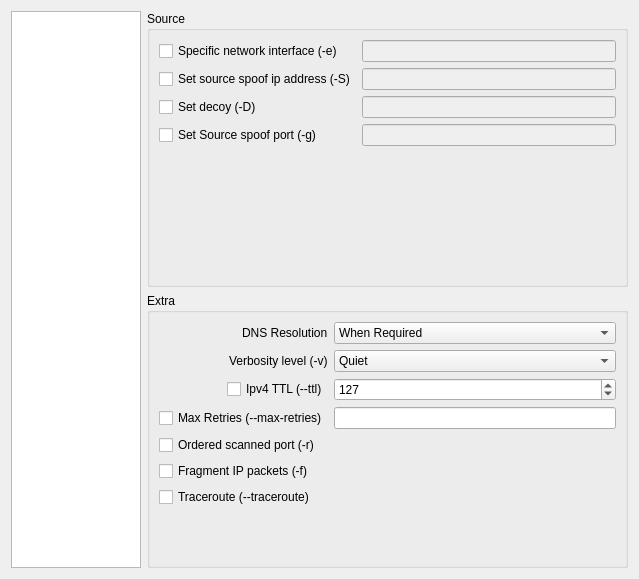
Qt form src/app/ui/profilerdialog.ui (nmapsi4/nmapsi4) before a commit.
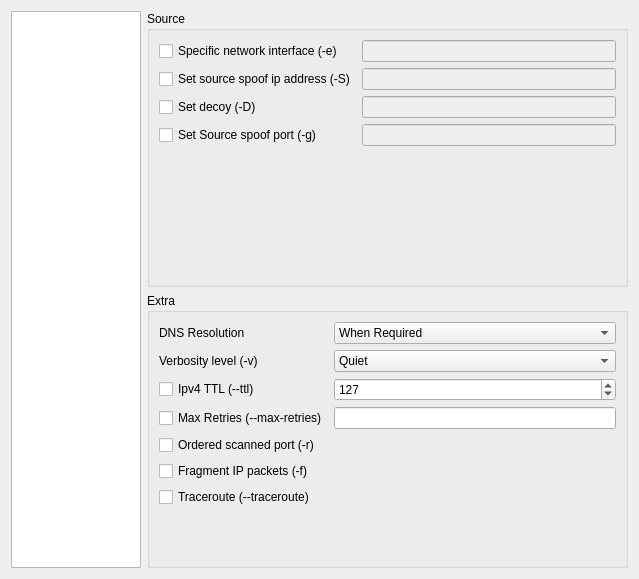
The same form after that commit. The open tabs and pages were chosen to show the change. Icons and pictures are not drawn.

Commit message: remove alignment="Qt::AlignRight", compatible only with qt4.8.

Diff of the .ui file:
```diff
--- a/src/app/ui/profilerdialog.ui
+++ b/src/app/ui/profilerdialog.ui
@@ -860,7 +860,7 @@
              <layout class="QVBoxLayout" name="verticalLayout_4">
               <item>
                <layout class="QGridLayout" name="gridLayout_18">
-                <item row="0" column="0" alignment="Qt::AlignLeft">
+                <item row="0" column="0">
                  <widget class="QCheckBox" name="checkBoxDevice">
                   <property name="text">
                    <string>Specific network interface (-e)</string>
@@ -888,7 +888,7 @@
                   </property>
                  </widget>
                 </item>
-                <item row="2" column="0" alignment="Qt::AlignLeft">
+                <item row="2" column="0">
                  <widget class="QCheckBox" name="checkDecoy">
                   <property name="text">
                    <string>Set decoy (-D)</string>
@@ -902,7 +902,7 @@
                   </property>
                  </widget>
                 </item>
-                <item row="3" column="0" alignment="Qt::AlignLeft">
+                <item row="3" column="0">
                  <widget class="QCheckBox" name="checkSourcePort">
                   <property name="text">
                    <string>Set Source spoof port (-g)</string>
@@ -942,7 +942,7 @@
              <layout class="QVBoxLayout" name="verticalLayout_6">
               <item>
                <layout class="QGridLayout" name="gridLayout_2">
-                <item row="1" column="0" alignment="Qt::AlignRight">
+                <item row="1" column="0">
                  <widget class="QLabel" name="label_40">
                   <property name="text">
                    <string>DNS Resolution</string>
@@ -971,7 +971,7 @@
                   </item>
                  </widget>
                 </item>
-                <item row="2" column="0" alignment="Qt::AlignRight">
+                <item row="2" column="0">
                  <widget class="QLabel" name="label_41">
                   <property name="text">
                    <string>Verbosity level (-v)</string>
@@ -1010,21 +1010,21 @@
                   </item>
                  </widget>
                 </item>
-                <item row="5" column="0" alignment="Qt::AlignLeft">
+                <item row="5" column="0">
                  <widget class="QCheckBox" name="checkOrdered">
                   <property name="text">
                    <string>Ordered scanned port (-r)</string>
                   </property>
                  </widget>
                 </item>
-                <item row="6" column="0" alignment="Qt::AlignLeft">
+                <item row="6" column="0">
                  <widget class="QCheckBox" name="checkFrag">
                   <property name="text">
                    <string>Fragment IP packets (-f)</string>
                   </property>
                  </widget>
                 </item>
-                <item row="3" column="0" alignment="Qt::AlignRight">
+                <item row="3" column="0">
                  <widget class="QCheckBox" name="TcheckIpv4ttl">
                   <property name="text">
                    <string>Ipv4 TTL (--ttl)</string>
@@ -1054,7 +1054,7 @@
                 <item row="4" column="1">
                  <widget class="QLineEdit" name="lineMaxRetries"/>
                 </item>
-                <item row="7" column="0" alignment="Qt::AlignLeft">
+                <item row="7" column="0">
                  <widget class="QCheckBox" name="checkTraceroute">
                   <property name="text">
                    <string>Traceroute (--traceroute)</string>
```
Left out of the diff: 18 changed lines with no effect on the pictures. The commit also changes 5 other files.
